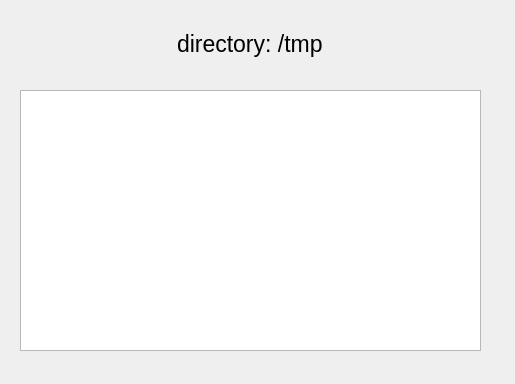
Old version of the form checksecuritythreats.ui in the repository zare3/DiskAnalyser.
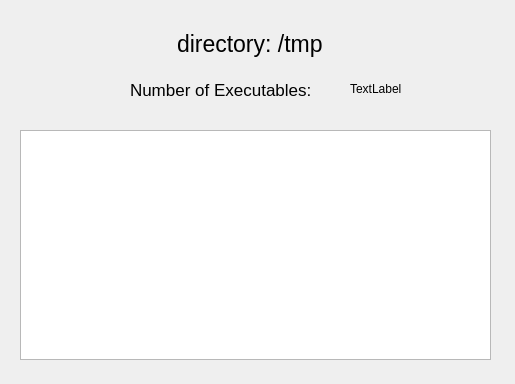
New version of the form.

The edit to the form file:
```diff
--- a/checksecuritythreats.ui
+++ b/checksecuritythreats.ui
@@ -35,10 +35,44 @@
    <property name="geometry">
     <rect>
      <x>20</x>
-     <y>90</y>
-     <width>461</width>
-     <height>261</height>
+     <y>130</y>
+     <width>471</width>
+     <height>230</height>
     </rect>
+   </property>
+   <attribute name="horizontalHeaderStretchLastSection">
+    <bool>true</bool>
+   </attribute>
+  </widget>
+  <widget class="QLabel" name="securityThreatsCountLabel">
+   <property name="geometry">
+    <rect>
+     <x>350</x>
+     <y>80</y>
+     <width>70</width>
+     <height>17</height>
+    </rect>
+   </property>
+   <property name="text">
+    <string>TextLabel</string>
+   </property>
+  </widget>
+  <widget class="QLabel" name="numExecutablesTitleLabel">
+   <property name="geometry">
+    <rect>
+     <x>130</x>
+     <y>80</y>
+     <width>201</width>
+     <height>20</height>
+    </rect>
+   </property>
+   <property name="font">
+    <font>
+     <pointsize>13</pointsize>
+    </font>
+   </property>
+   <property name="text">
+    <string>Number of Executables:</string>
    </property>
   </widget>
  </widget>
```
